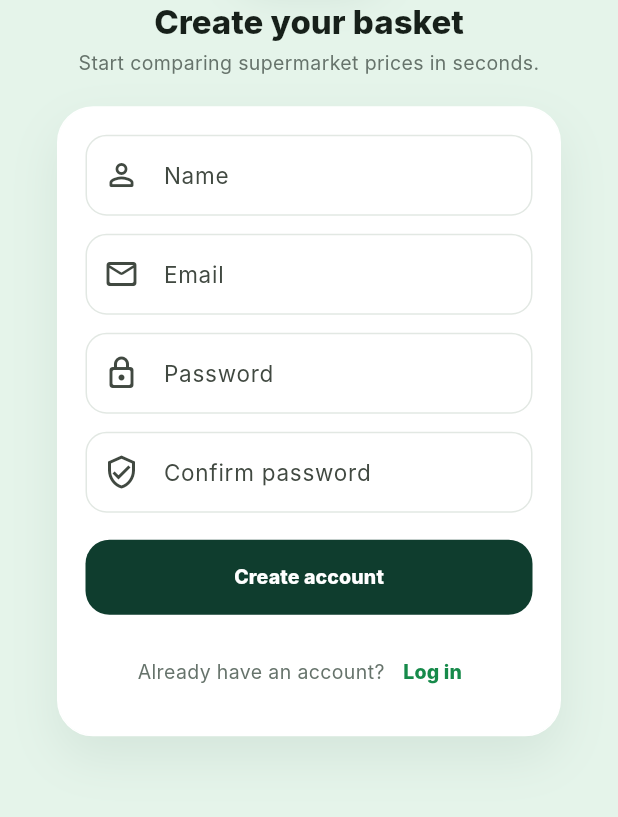
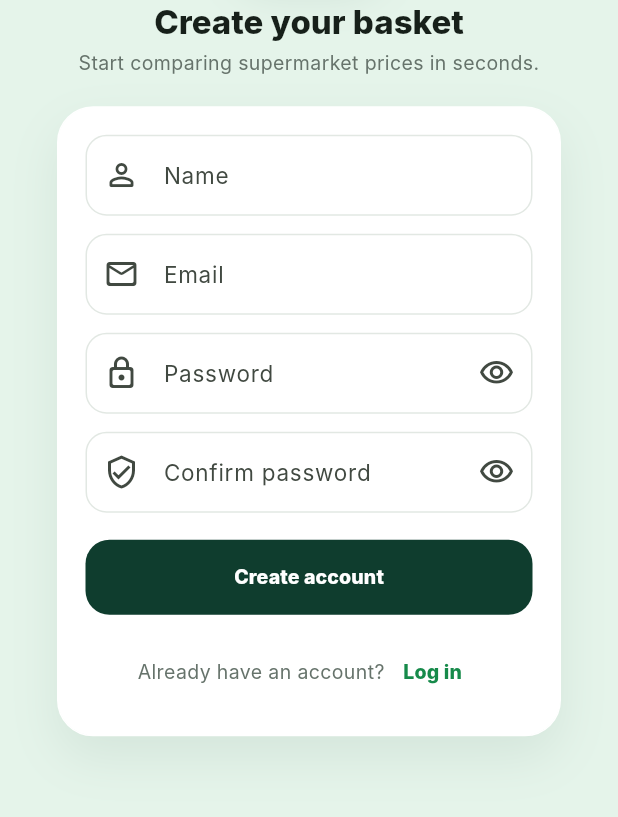
Before and after one commit to peru55/SaveBasket, a Flutter app: the screen it shows after launch, after a tap on "Create account", on a phone screen of 412 x 824 dp, the part 340-1157 px from its top. Run offline on Flutter 3.47's test engine with Material 3 defaults, Android fonts, the light colour scheme and no system bars; our stand-ins replace flutter_secure_storage; Roboto replaces fonts that are missing (Inter).

Commit message:
feat: add password visibility controls

```diff
--- a/frontend/lib/screens/login_screen.dart
+++ b/frontend/lib/screens/login_screen.dart
@@ -18,6 +18,7 @@ class _LoginScreenState extends State<LoginScreen> {
   String _username = '';
   String _password = '';
   bool _loading = false;
+  bool _obscurePassword = true;
 
   void _submit() async {
     if (!_formKey.currentState!.validate()) return;
@@ -103,11 +104,27 @@ class _LoginScreenState extends State<LoginScreen> {
                   ),
                   const SizedBox(height: 12),
                   TextFormField(
-                    decoration: const InputDecoration(
+                    decoration: InputDecoration(
                       labelText: 'Password',
-                      prefixIcon: Icon(Icons.lock_outline_rounded),
+                      prefixIcon: const Icon(Icons.lock_outline_rounded),
+                      suffixIcon: IconButton(
+                        tooltip: _obscurePassword
+                            ? 'Show password'
+                            : 'Hide password',
+                        icon: Icon(
+                          _obscurePassword
+                              ? Icons.visibility_outlined
+                              : Icons.visibility_off_outlined,
+                          semanticLabel: _obscurePassword
+                              ? 'Show password'
+                              : 'Hide password',
+                        ),
+                        onPressed: () => setState(
+                          () => _obscurePassword = !_obscurePassword,
+                        ),
+                      ),
                     ),
-                    obscureText: true,
+                    obscureText: _obscurePassword,
                     textInputAction: TextInputAction.done,
                     onFieldSubmitted: (_) => _loading ? null : _submit(),
                     onSaved: (s) => _password = s ?? '',
--- a/frontend/lib/screens/register_screen.dart
+++ b/frontend/lib/screens/register_screen.dart
@@ -17,6 +17,8 @@ class _RegisterScreenState extends State<RegisterScreen> {
   String _email = '';
   String _password = '';
   bool _loading = false;
+  bool _obscurePassword = true;
+  bool _obscurePasswordConfirmation = true;
 
   void _submit() async {
     if (!_formKey.currentState!.validate()) return;
@@ -115,11 +117,27 @@ class _RegisterScreenState extends State<RegisterScreen> {
                   ),
                   const SizedBox(height: 12),
                   TextFormField(
-                    decoration: const InputDecoration(
+                    decoration: InputDecoration(
                       labelText: 'Password',
-                      prefixIcon: Icon(Icons.lock_outline_rounded),
+                      prefixIcon: const Icon(Icons.lock_outline_rounded),
+                      suffixIcon: IconButton(
+                        tooltip: _obscurePassword
+                            ? 'Show password'
+                            : 'Hide password',
+                        icon: Icon(
+                          _obscurePassword
+                              ? Icons.visibility_outlined
+                              : Icons.visibility_off_outlined,
+                          semanticLabel: _obscurePassword
+                              ? 'Show password'
+                              : 'Hide password',
+                        ),
+                        onPressed: () => setState(
+                          () => _obscurePassword = !_obscurePassword,
+                        ),
+                      ),
                     ),
-                    obscureText: true,
+                    obscureText: _obscurePassword,
                     textInputAction: TextInputAction.next,
                     onChanged: (value) => _password = value,
                     onSaved: (s) => _password = s ?? '',
@@ -128,11 +146,28 @@ class _RegisterScreenState extends State<RegisterScreen> {
                   ),
                   const SizedBox(height: 12),
                   TextFormField(
-                    decoration: const InputDecoration(
+                    decoration: InputDecoration(
                       labelText: 'Confirm password',
-                      prefixIcon: Icon(Icons.verified_user_outlined),
+                      prefixIcon: const Icon(Icons.verified_user_outlined),
+                      suffixIcon: IconButton(
+                        tooltip: _obscurePasswordConfirmation
+                            ? 'Show password confirmation'
+                            : 'Hide password confirmation',
+                        icon: Icon(
+                          _obscurePasswordConfirmation
+                              ? Icons.visibility_outlined
+                              : Icons.visibility_off_outlined,
+                          semanticLabel: _obscurePasswordConfirmation
+                              ? 'Show password confirmation'
+                              : 'Hide password confirmation',
+                        ),
+                        onPressed: () => setState(
+                          () => _obscurePasswordConfirmation =
+                              !_obscurePasswordConfirmation,
+                        ),
+                      ),
                     ),
-                    obscureText: true,
+                    obscureText: _obscurePasswordConfirmation,
                     textInputAction: TextInputAction.done,
                     onFieldSubmitted: (_) => _loading ? null : _submit(),
                     validator: (s) {
```
Also changed, not shown: 1 other file.
